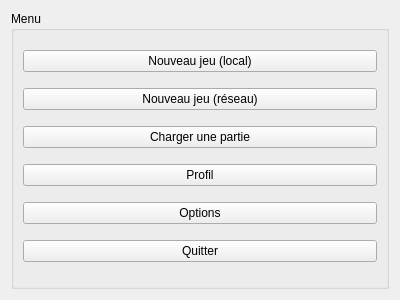
Old version of the form StreetCar/StreetCar/MainMenu.ui in the repository paboccard/Projet_Prog_Jeu.
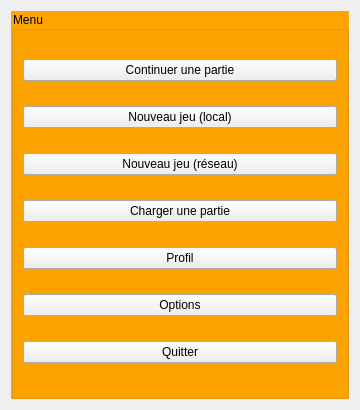
New version of the form. Icons and pictures are not drawn.

Diff of the .ui file:
```diff
--- a/StreetCar/StreetCar/MainMenu.ui
+++ b/StreetCar/StreetCar/MainMenu.ui
@@ -6,23 +6,38 @@
    <rect>
     <x>0</x>
     <y>0</y>
-    <width>400</width>
-    <height>300</height>
+    <width>360</width>
+    <height>410</height>
    </rect>
   </property>
   <property name="windowTitle">
    <string>Form</string>
   </property>
-  <property name="styleSheet">
-   <string notr="true"/>
-  </property>
   <layout class="QVBoxLayout" name="verticalLayout">
    <item>
     <widget class="QGroupBox" name="groupBox">
+     <property name="minimumSize">
+      <size>
+       <width>0</width>
+       <height>0</height>
+      </size>
+     </property>
+     <property name="styleSheet">
+      <string notr="true">#groupBox {
+	background-color:orange;
+}</string>
+     </property>
      <property name="title">
       <string>Menu</string>
      </property>
      <layout class="QVBoxLayout" name="verticalLayout_2">
+      <item>
+       <widget class="QPushButton" name="buttonContinue">
+        <property name="text">
+         <string>Continuer une partie</string>
+        </property>
+       </widget>
+      </item>
       <item>
        <widget class="QPushButton" name="buttonNewGame">
         <property name="text">
```
Left out of the diff: 8 changed lines with no effect on the pictures.
